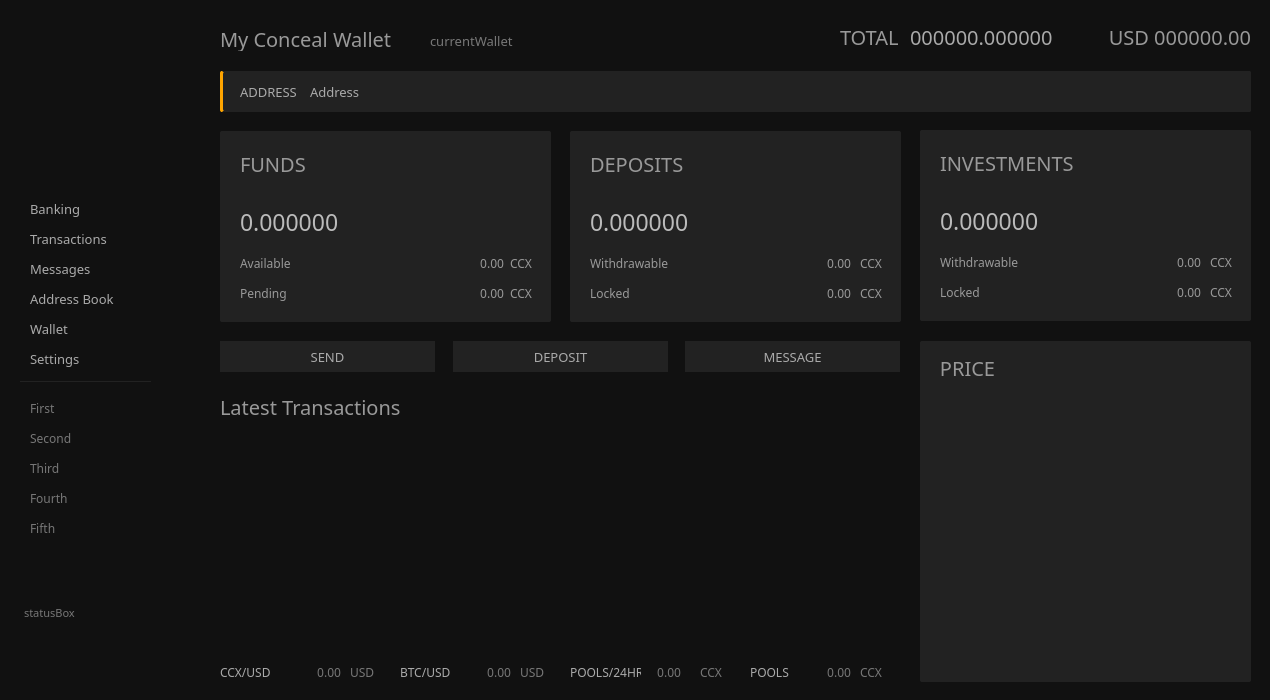
Before: the Qt Designer form src/gui/ui/overviewframe.ui in ConcealNetwork/conceal-desktop, drawn with Qt 5.
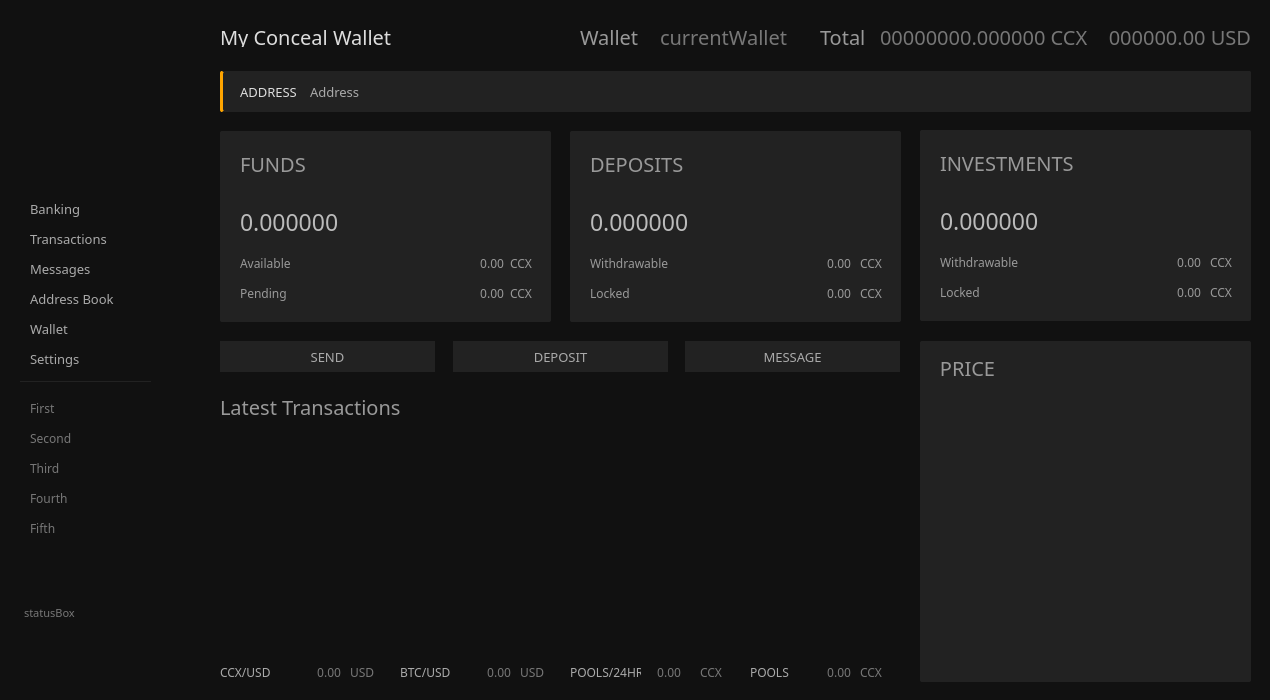
After: the same form once the commit is applied. Icons and pictures are not drawn.

Diff of the .ui file:
```diff
--- a/src/gui/ui/overviewframe.ui
+++ b/src/gui/ui/overviewframe.ui
@@ -1164,7 +1164,7 @@
         <x>220</x>
         <y>26</y>
         <width>201</width>
-        <height>25</height>
+        <height>21</height>
        </rect>
       </property>
       <property name="font">
@@ -1174,7 +1174,7 @@
        </font>
       </property>
       <property name="styleSheet">
-       <string notr="true">color: #999;
+       <string notr="true">color: #ddd;
 background: transparent;
 font-size: 20px;
 font-family: Poppins;</string>
@@ -1276,7 +1276,7 @@
         </font>
        </property>
        <property name="styleSheet">
-        <string notr="true">border: none;</string>
+        <string notr="true">border: none; color: #ddd;</string>
        </property>
        <property name="text">
         <string>ADDRESS</string>
@@ -1286,9 +1286,9 @@
      <widget class="QLabel" name="m_totalPortfolioLabel">
       <property name="geometry">
        <rect>
-        <x>910</x>
+        <x>880</x>
         <y>26</y>
-        <width>191</width>
+        <width>221</width>
         <height>21</height>
        </rect>
       </property>
@@ -1299,12 +1299,13 @@
        </font>
       </property>
       <property name="styleSheet">
-       <string notr="true">background: transparent;
+       <string notr="true">color: #777;
+background: transparent;
 font-size: 20px;
 font-family: Poppins;</string>
       </property>
       <property name="text">
-       <string notr="true">000000.000000</string>
+       <string notr="true">00000000.000000 CCX</string>
       </property>
       <property name="alignment">
        <set>Qt::AlignLeading|Qt::AlignLeft|Qt::AlignVCenter</set>
@@ -1313,7 +1314,7 @@
      <widget class="QLabel" name="m_portfolioTitle">
       <property name="geometry">
        <rect>
-        <x>840</x>
+        <x>820</x>
         <y>26</y>
         <width>61</width>
         <height>21</height>
@@ -1332,7 +1333,7 @@
 font-family: Poppins;</string>
       </property>
       <property name="text">
-       <string>TOTAL</string>
+       <string>Total</string>
       </property>
      </widget>
      <widget class="QLabel" name="m_totalPortfolioLabelUSD">
@@ -1351,13 +1352,13 @@
        </font>
       </property>
       <property name="styleSheet">
-       <string notr="true">color: #999;
+       <string notr="true">color: #777;
 background: transparent;
 font-size: 20px;
 font-family: Poppins;</string>
       </property>
       <property name="text">
-       <string notr="true">USD 000000.00</string>
+       <string notr="true">000000.00 USD</string>
       </property>
       <property name="alignment">
        <set>Qt::AlignRight|Qt::AlignTrailing|Qt::AlignVCenter</set>
@@ -1474,8 +1475,8 @@
      <widget class="QLabel" name="m_currentWalletTitle">
       <property name="geometry">
        <rect>
-        <x>430</x>
-        <y>30</y>
+        <x>660</x>
+        <y>26</y>
         <width>151</width>
         <height>21</height>
        </rect>
@@ -1483,14 +1484,14 @@
       <property name="font">
        <font>
         <family>Poppins</family>
-        <pointsize>10</pointsize>
-        <weight>50</weight>
-        <bold>false</bold>
+        <pointsize>-1</pointsize>
        </font>
       </property>
       <property name="styleSheet">
        <string notr="true">color: #777;
-background: transparent;</string>
+background: transparent;
+font-size: 20px;
+font-family: Poppins;</string>
       </property>
       <property name="text">
        <string>currentWallet</string>
@@ -2065,6 +2066,31 @@
        <string notr="true">CCX</string>
       </property>
      </widget>
+     <widget class="QLabel" name="label_5">
+      <property name="geometry">
+       <rect>
+        <x>580</x>
+        <y>26</y>
+        <width>61</width>
+        <height>21</height>
+       </rect>
+      </property>
+      <property name="font">
+       <font>
+        <family>Poppins</family>
+        <pointsize>-1</pointsize>
+       </font>
+      </property>
+      <property name="styleSheet">
+       <string notr="true">color: #999;
+background: transparent;
+font-size: 20px;
+font-family: Poppins;</string>
+      </property>
+      <property name="text">
+       <string>Wallet</string>
+      </property>
+     </widget>
      <zorder>m_latestTransactionsTitle</zorder>
      <zorder>m_recentTransactionsView</zorder>
      <zorder>leftMenu</zorder>
```
Left out of the diff: 1 changed line with no effect on the pictures.
